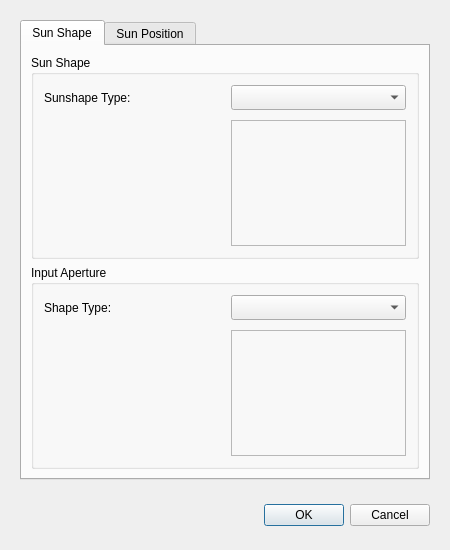
Above: TonatiuhProject/src/source/gui/lightdialog.ui from iat-cener/tonatiuh before the change. Below: the same form after it.
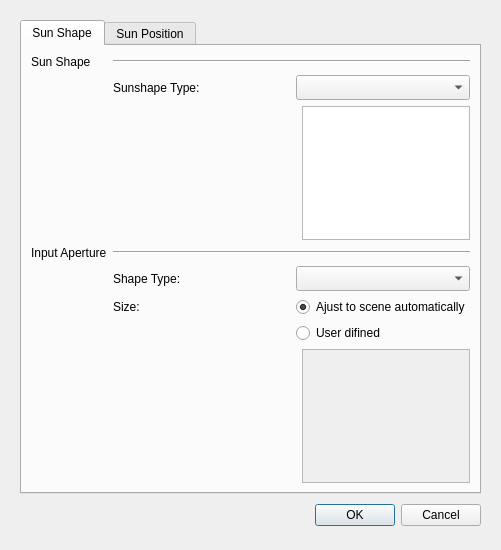
That is the form after the change. Custom widgets are drawn as their Qt base class.

Commit message: GetBBox adde to TShape class to modify Tonatiuh to start to work resizing the light size when the scene is changed

What changed in the file:
```diff
--- a/TonatiuhProject/src/source/gui/lightdialog.ui
+++ b/TonatiuhProject/src/source/gui/lightdialog.ui
@@ -25,14 +25,27 @@
   <property name="windowTitle">
    <string>Define Sun Light</string>
   </property>
-  <layout class="QVBoxLayout" name="verticalLayout">
-   <property name="spacing">
-    <number>20</number>
-   </property>
+  <layout class="QGridLayout" name="gridLayout_2">
    <property name="margin">
     <number>20</number>
    </property>
-   <item>
+   <item row="1" column="0">
+    <widget class="QDialogButtonBox" name="buttonBox">
+     <property name="minimumSize">
+      <size>
+       <width>0</width>
+       <height>30</height>
+      </size>
+     </property>
+     <property name="orientation">
+      <enum>Qt::Horizontal</enum>
+     </property>
+     <property name="standardButtons">
+      <set>QDialogButtonBox::Cancel|QDialogButtonBox::Ok</set>
+     </property>
+    </widget>
+   </item>
+   <item row="0" column="0">
     <widget class="QTabWidget" name="tabWidget">
      <property name="sizePolicy">
       <sizepolicy hsizetype="Expanding" vsizetype="Expanding">
@@ -47,21 +60,23 @@
       <attribute name="title">
        <string>Sun Shape</string>
       </attribute>
-      <layout class="QVBoxLayout" name="verticalLayout_2">
-       <item>
-        <widget class="QGroupBox" name="sunshapeBox">
-         <property name="title">
-          <string>Sun Shape</string>
-         </property>
-         <layout class="QGridLayout" name="shapeLayout">
-          <property name="margin">
-           <number>10</number>
-          </property>
-          <property name="spacing">
-           <number>10</number>
-          </property>
+      <layout class="QGridLayout" name="gridLayout">
           <item row="0" column="0">
            <widget class="QLabel" name="sunshapeLabel">
+         <property name="text">
+          <string>Sun Shape</string>
+         </property>
+        </widget>
+       </item>
+       <item row="0" column="1" colspan="3">
+        <widget class="Line" name="sunShapeHLine">
+         <property name="orientation">
+          <enum>Qt::Horizontal</enum>
+         </property>
+        </widget>
+       </item>
+       <item row="1" column="1">
+        <widget class="QLabel" name="sunshapeTypeLabel">
             <property name="minimumSize">
              <size>
               <width>177</width>
@@ -73,7 +88,7 @@
             </property>
            </widget>
           </item>
-          <item row="0" column="1">
+       <item row="1" column="2" colspan="2">
            <widget class="QComboBox" name="sunshapeCombo">
             <property name="minimumSize">
              <size>
@@ -83,32 +98,21 @@
             </property>
            </widget>
           </item>
-          <item row="1" column="1">
-           <widget class="QFrame" name="sunshapeParametersFrame">
-            <property name="frameShape">
-             <enum>QFrame::StyledPanel</enum>
-            </property>
-            <property name="frameShadow">
-             <enum>QFrame::Raised</enum>
-            </property>
-           </widget>
-          </item>
-         </layout>
-        </widget>
-       </item>
-       <item>
-        <widget class="QGroupBox" name="apertureBox">
-         <property name="title">
+       <item row="4" column="0">
+        <widget class="QLabel" name="inputApertureLabel">
+         <property name="text">
           <string>Input Aperture</string>
          </property>
-         <layout class="QGridLayout" name="inputApertureLayout">
-          <property name="margin">
-           <number>10</number>
-          </property>
-          <property name="spacing">
-           <number>10</number>
-          </property>
-          <item row="0" column="0">
+        </widget>
+       </item>
+       <item row="4" column="1" colspan="3">
+        <widget class="Line" name="inputApertureHLine">
+         <property name="orientation">
+          <enum>Qt::Horizontal</enum>
+         </property>
+        </widget>
+       </item>
+       <item row="5" column="1">
            <widget class="QLabel" name="shapeLabel">
             <property name="sizePolicy">
              <sizepolicy hsizetype="Preferred" vsizetype="Preferred">
@@ -127,7 +131,7 @@
             </property>
            </widget>
           </item>
-          <item row="0" column="1">
+       <item row="5" column="2" colspan="2">
            <widget class="QComboBox" name="shapeCombo">
             <property name="minimumSize">
              <size>
@@ -137,17 +141,51 @@
             </property>
            </widget>
           </item>
-          <item row="1" column="1">
-           <widget class="QFrame" name="shapeParametersFrame">
-            <property name="frameShape">
-             <enum>QFrame::StyledPanel</enum>
-            </property>
-            <property name="frameShadow">
-             <enum>QFrame::Raised</enum>
-            </property>
-           </widget>
-          </item>
-         </layout>
+       <item row="6" column="1">
+        <widget class="QLabel" name="sizeLabel">
+         <property name="text">
+          <string>Size:</string>
+         </property>
+        </widget>
+       </item>
+       <item row="6" column="2" colspan="2">
+        <widget class="QRadioButton" name="automaticSizeRadio">
+         <property name="text">
+          <string>Ajust to scene automatically</string>
+         </property>
+         <property name="checked">
+          <bool>true</bool>
+         </property>
+        </widget>
+       </item>
+       <item row="7" column="2" colspan="2">
+        <widget class="QRadioButton" name="userSizeRadio">
+         <property name="text">
+          <string>User difined</string>
+         </property>
+        </widget>
+       </item>
+       <item row="10" column="3">
+        <spacer name="verticalSpacer_2">
+         <property name="orientation">
+          <enum>Qt::Vertical</enum>
+         </property>
+         <property name="sizeHint" stdset="0">
+          <size>
+           <width>20</width>
+           <height>40</height>
+          </size>
+         </property>
+        </spacer>
+       </item>
+       <item row="3" column="3">
+        <widget class="FieldContainerWidget" name="sunshapeParameters"/>
+       </item>
+       <item row="8" column="3">
+        <widget class="QTreeView" name="shapeParameters">
+         <property name="enabled">
+          <bool>false</bool>
+         </property>
         </widget>
        </item>
       </layout>
@@ -156,33 +194,28 @@
       <attribute name="title">
        <string>Sun Position</string>
       </attribute>
-      <layout class="QVBoxLayout" name="verticalLayout_3">
-       <item>
-        <widget class="QGroupBox" name="groupBox">
-         <property name="title">
-          <string>Definition of sun position</string>
-         </property>
-         <layout class="QGridLayout" name="sunPositionLayout">
-          <property name="margin">
-           <number>10</number>
-          </property>
-          <property name="spacing">
-           <number>10</number>
-          </property>
+      <layout class="QGridLayout" name="gridLayout_3">
           <item row="0" column="0">
-           <widget class="QLabel" name="azimuthLabel">
-            <property name="minimumSize">
-             <size>
-              <width>0</width>
-              <height>25</height>
-             </size>
-            </property>
+        <widget class="QLabel" name="positionLabel">
             <property name="text">
-             <string>Azimuth:</string>
+          <string>Position</string>
             </property>
            </widget>
           </item>
-          <item row="0" column="1">
+       <item row="4" column="0">
+        <spacer name="verticalSpacer">
+         <property name="orientation">
+          <enum>Qt::Vertical</enum>
+         </property>
+         <property name="sizeHint" stdset="0">
+          <size>
+           <width>20</width>
+           <height>40</height>
+          </size>
+         </property>
+        </spacer>
+       </item>
+       <item row="1" column="2">
            <widget class="QDoubleSpinBox" name="azimuthSpin">
             <property name="sizePolicy">
              <sizepolicy hsizetype="Preferred" vsizetype="Fixed">
@@ -210,20 +243,7 @@
             </property>
            </widget>
           </item>
-          <item row="1" column="0">
-           <widget class="QLabel" name="elevationLabel">
-            <property name="minimumSize">
-             <size>
-              <width>0</width>
-              <height>25</height>
-             </size>
-            </property>
-            <property name="text">
-             <string>Elevation:</string>
-            </property>
-           </widget>
-          </item>
-          <item row="1" column="1">
+       <item row="2" column="2">
            <widget class="QDoubleSpinBox" name="elevationSpin">
             <property name="sizePolicy">
              <sizepolicy hsizetype="Preferred" vsizetype="Fixed">
@@ -251,7 +271,40 @@
             </property>
            </widget>
           </item>
-          <item row="2" column="0">
+       <item row="1" column="1">
+        <widget class="QLabel" name="azimuthLabel">
+         <property name="minimumSize">
+          <size>
+           <width>0</width>
+           <height>25</height>
+          </size>
+         </property>
+         <property name="text">
+          <string>Azimuth:</string>
+         </property>
+        </widget>
+       </item>
+       <item row="2" column="1">
+        <widget class="QLabel" name="elevationLabel">
+         <property name="minimumSize">
+          <size>
+           <width>0</width>
+           <height>25</height>
+          </size>
+         </property>
+         <property name="text">
+          <string>Elevation:</string>
+         </property>
+        </widget>
+       </item>
+       <item row="0" column="1" colspan="2">
+        <widget class="Line" name="positionHLine">
+         <property name="orientation">
+          <enum>Qt::Horizontal</enum>
+         </property>
+        </widget>
+       </item>
+       <item row="3" column="1">
            <widget class="QLabel" name="distanceLabel">
             <property name="minimumSize">
              <size>
@@ -264,7 +317,7 @@
             </property>
            </widget>
           </item>
-          <item row="2" column="1">
+       <item row="3" column="2">
            <widget class="QDoubleSpinBox" name="distanceSpin">
             <property name="sizePolicy">
              <sizepolicy hsizetype="Preferred" vsizetype="Fixed">
@@ -291,42 +344,17 @@
           </item>
          </layout>
         </widget>
-       </item>
-       <item>
-        <spacer name="verticalSpacer">
-         <property name="orientation">
-          <enum>Qt::Vertical</enum>
-         </property>
-         <property name="sizeHint" stdset="0">
-          <size>
-           <width>20</width>
-           <height>40</height>
-          </size>
-         </property>
-        </spacer>
-       </item>
-      </layout>
-     </widget>
-    </widget>
+    </widget>
    </item>
-   <item>
-    <widget class="QDialogButtonBox" name="buttonBox">
-     <property name="minimumSize">
-      <size>
-       <width>0</width>
-       <height>30</height>
-      </size>
-     </property>
-     <property name="orientation">
-      <enum>Qt::Horizontal</enum>
-     </property>
-     <property name="standardButtons">
-      <set>QDialogButtonBox::Cancel|QDialogButtonBox::Ok</set>
-     </property>
-    </widget>
-   </item>
   </layout>
  </widget>
+ <customwidgets>
+  <customwidget>
+   <class>FieldContainerWidget</class>
+   <extends>QTreeView</extends>
+   <header location="global">FieldContainerWidget.h</header>
+  </customwidget>
+ </customwidgets>
  <resources/>
  <connections>
   <connection>
```
Lines whose indentation alone changed are shown as unchanged. The commit also changes 48 other files.
